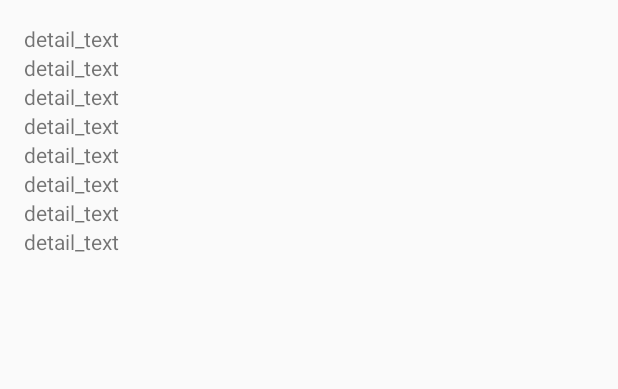
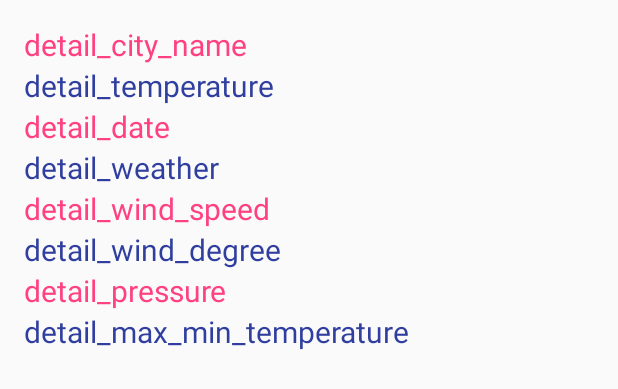
Before and after one commit to AIRAT1/ELegionWeatherForecast, an Android app: the layout activity_detail.xml on its own in the app's theme, with its tools: preview values and no code run, on a phone screen of 412 x 824 dp. Shown: the top 389 px of the screen. Run offline under Robolectric (Android 15) with nearby library versions, the phone set to English and light mode, and no system bars.

Commit message:
some refactoring in DetailActivity

```diff
--- a/app/src/main/res/layout/activity_detail.xml
+++ b/app/src/main/res/layout/activity_detail.xml
@@ -14,41 +14,57 @@
         android:layout_width="wrap_content"
         android:layout_height="wrap_content"
         android:id="@+id/detail_city_name"
-        tools:text="detail_text"/>
+        android:textColor="@color/colorAccent"
+        android:textSize="20sp"
+        tools:text="detail_city_name"/>
     <TextView
         android:layout_width="wrap_content"
         android:layout_height="wrap_content"
         android:id="@+id/detail_temperature"
-        tools:text="detail_text"/>
+        android:textColor="@color/colorPrimaryDark"
+        android:textSize="20sp"
+        tools:text="detail_temperature"/>
     <TextView
         android:layout_width="wrap_content"
         android:layout_height="wrap_content"
         android:id="@+id/detail_date"
-        tools:text="detail_text"/>
+        android:textColor="@color/colorAccent"
+        android:textSize="20sp"
+        tools:text="detail_date"/>
     <TextView
         android:layout_width="wrap_content"
         android:layout_height="wrap_content"
         android:id="@+id/detail_weather"
-        tools:text="detail_text"/>
+        android:textColor="@color/colorPrimaryDark"
+        android:textSize="20sp"
+        tools:text="detail_weather"/>
     <TextView
         android:layout_width="wrap_content"
         android:layout_height="wrap_content"
         android:id="@+id/detail_wind_speed"
-        tools:text="detail_text"/>
+        android:textColor="@color/colorAccent"
+        android:textSize="20sp"
+        tools:text="detail_wind_speed"/>
     <TextView
         android:layout_width="wrap_content"
         android:layout_height="wrap_content"
         android:id="@+id/detail_wind_degree"
-        tools:text="detail_text"/>
+        android:textColor="@color/colorPrimaryDark"
+        android:textSize="20sp"
+        tools:text="detail_wind_degree"/>
     <TextView
         android:layout_width="wrap_content"
         android:layout_height="wrap_content"
         android:id="@+id/detail_pressure"
-        tools:text="detail_text"/>
+        android:textColor="@color/colorAccent"
+        android:textSize="20sp"
+        tools:text="detail_pressure"/>
     <TextView
         android:layout_width="wrap_content"
         android:layout_height="wrap_content"
         android:id="@+id/detail_max_min_temperature"
-        tools:text="detail_text"/>
+        android:textColor="@color/colorPrimaryDark"
+        android:textSize="20sp"
+        tools:text="detail_max_min_temperature"/>
 
 </LinearLayout>
```
Also changed, not shown: app/src/main/java/de/android/elegionweatherforecast/ui/activities/DetailActivity.java (+13 -0 lines), app/src/main/java/de/android/elegionweatherforecast/ui/activities/MainActivity.java (+7 -1 lines).
